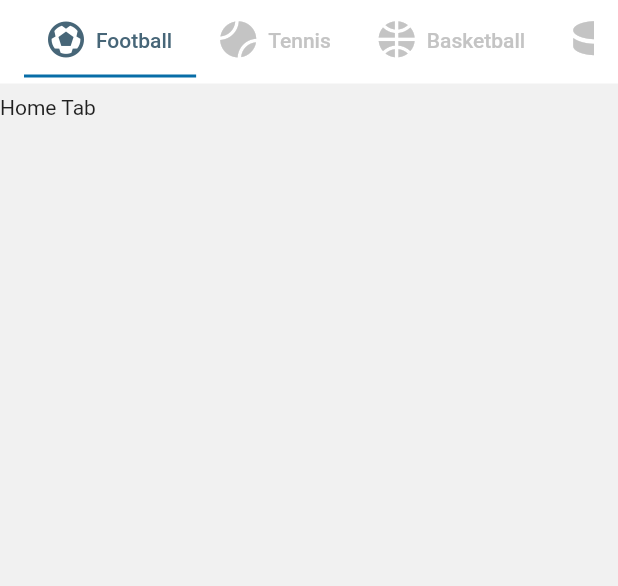
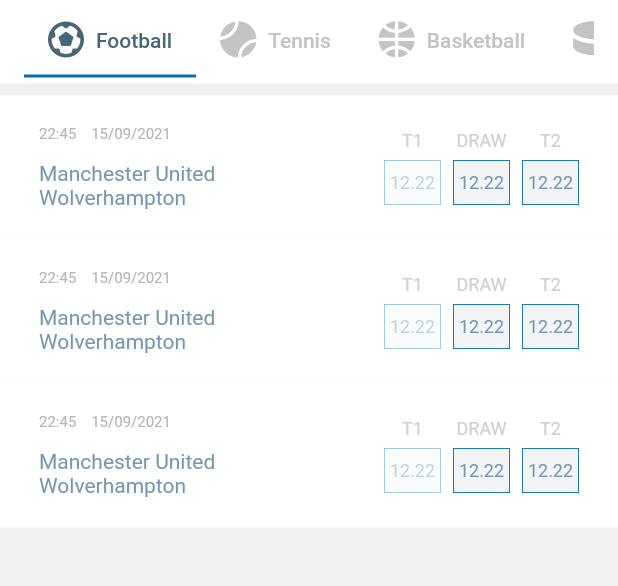
Before and after one commit to nebiyuelias1/Sporting-Winnings, a Flutter app: the screen it shows after launch, on a phone screen of 412 x 824 dp, the part 128-714 px from its top. Run offline on Flutter 3.47's test engine with Material 2 defaults, Android fonts, the light colour scheme and no system bars; generated files the repository leaves out were written again.

Commit message:
Add betting list item

```diff
--- a/lib/src/custom_theme.dart
+++ b/lib/src/custom_theme.dart
@@ -7,6 +7,12 @@
   static const Color unselectedLabelColor = Color(0xFFC4C4C4);
   static const Color bodyBackgroundColor = Color(0xFFF1F1F1);
   static const Color sportsTabBarLabelColor = Color(0xFF476678);
+  static const Color dateTimeColor = Color(0xFFB6B6B6);
+  static const Color teamsColor = Color(0xFF7598AC);
+  static const Color betOptionBackgroundColor = Color(0xFFF2F4F5);
+  static const Color betOptionBorderColor = Color(0xFF076DA7);
+  static const Color betOptionTextColor = Color(0xFF7598AC);
+  static const Color betOptionHeaderTextColor = Color(0xFFD0D0D0);
 }
 
 class CustomTheme {
--- /dev/null
+++ b/lib/src/home/betting_list_item.dart
@@ -0,0 +1,143 @@
+import 'package:flutter/material.dart';
+
+import '../custom_theme.dart';
+
+class BettingListItem extends StatelessWidget {
+  const BettingListItem({Key? key}) : super(key: key);
+
+  @override
+  Widget build(BuildContext context) {
+    return Container(
+      color: Colors.white,
+      child: Padding(
+        padding: const EdgeInsets.symmetric(horizontal: 26, vertical: 20),
+        child: Row(
+          mainAxisAlignment: MainAxisAlignment.spaceBetween,
+          children: const [
+            _ColumnLeft(),
+            _ColumnRight(),
+          ],
+        ),
+      ),
+    );
+  }
+}
+
+class _ColumnLeft extends StatelessWidget {
+  static const teamsStyle =
+      TextStyle(color: CustomColor.teamsColor, fontSize: 14);
+
+  const _ColumnLeft({Key? key}) : super(key: key);
+
+  @override
+  Widget build(BuildContext context) {
+    return Column(
+      crossAxisAlignment: CrossAxisAlignment.start,
+      mainAxisAlignment: MainAxisAlignment.spaceBetween,
+      mainAxisSize: MainAxisSize.max,
+      children: const [
+        Text(
+          '22:45    15/09/2021',
+          style: TextStyle(
+            color: CustomColor.dateTimeColor,
+            fontSize: 10,
+          ),
+        ),
+        SizedBox(
+          height: 12.0,
+        ),
+        Text(
+          'Manchester United',
+          style: teamsStyle,
+        ),
+        Text(
+          'Wolverhampton',
+          style: teamsStyle,
+        )
+      ],
+    );
+  }
+}
+
+class _ColumnRight extends StatelessWidget {
+  const _ColumnRight({Key? key}) : super(key: key);
+
+  @override
+  Widget build(BuildContext context) {
+    return Row(
+      crossAxisAlignment: CrossAxisAlignment.end,
+      children: const [
+        _BetOption(
+          header: 'T1',
+          selected: true,
+        ),
+        SizedBox(
+          width: 8.0,
+        ),
+        _BetOption(
+          header: 'DRAW',
+          selected: false,
+        ),
+        SizedBox(
+          width: 8.0,
+        ),
+        _BetOption(
+          header: 'T2',
+          selected: false,
+        ),
+      ],
+    );
+  }
+}
+
+class _BetOption extends StatelessWidget {
+  final String header;
+  final bool selected;
+
+  const _BetOption({Key? key, required this.header, required this.selected})
+      : super(key: key);
+
+  @override
+  Widget build(BuildContext context) {
+    return Column(
+      children: [
+        Text(
+          header,
+          style: const TextStyle(
+            fontSize: 12,
+            color: CustomColor.betOptionHeaderTextColor,
+          ),
+        ),
+        const SizedBox(
+          height: 6.0,
+        ),
+        Container(
+          width: 38,
+          height: 30,
+          decoration: BoxDecoration(
+            color: selected
+                ? CustomColor.betOptionBackgroundColor.withOpacity(0.4)
+                : CustomColor.betOptionBackgroundColor,
+            border: Border.all(
+              width: 0.6,
+              color: selected
+                  ? CustomColor.betOptionBorderColor.withOpacity(0.4)
+                  : CustomColor.betOptionBorderColor,
+            ),
+          ),
+          child: Center(
+            child: Text(
+              '12.22',
+              style: TextStyle(
+                color: selected
+                    ? CustomColor.betOptionTextColor.withOpacity(0.4)
+                    : CustomColor.betOptionTextColor,
+                fontSize: 12,
+              ),
+            ),
+          ),
+        )
+      ],
+    );
+  }
+}
--- a/lib/src/home/home_view.dart
+++ b/lib/src/home/home_view.dart
@@ -1,8 +1,8 @@
 import 'package:flutter/material.dart';
 import 'package:sporting_winnings/src/custom_theme.dart';
 import 'package:sporting_winnings/src/custom_icons.dart';
-import 'package:sporting_winnings/src/home_tab/home_tab.dart';
-import 'package:sporting_winnings/src/today_tab/today_tab.dart';
+import 'package:sporting_winnings/src/home/tabs/home_tab.dart';
+import 'package:sporting_winnings/src/home/tabs/today_tab.dart';
 
 class HomeView extends StatefulWidget {
   const HomeView({Key? key}) : super(key: key);
--- /dev/null
+++ b/lib/src/home/tabs/home_tab.dart
@@ -0,0 +1,34 @@
+import 'package:flutter/material.dart';
+import 'package:sporting_winnings/src/custom_theme.dart';
+import 'package:sporting_winnings/src/home/tabs/sports_tab_bar.dart';
+
+import '../betting_list_item.dart';
+
+class HomeTab extends StatelessWidget {
+  const HomeTab({Key? key}) : super(key: key);
+
+  @override
+  Widget build(BuildContext context) {
+    return DefaultTabController(
+      length: 4,
+      child: Scaffold(
+        backgroundColor: CustomColor.bodyBackgroundColor,
+        appBar: AppBar(
+          elevation: 0,
+          backgroundColor: Colors.white,
+          title: const SportsTabBar(),
+        ),
+        body:  Padding(
+          padding: const EdgeInsets.only(top: 8.0),
+          child: Column(
+            children: const [
+              BettingListItem(),
+              BettingListItem(),
+              BettingListItem(),
+            ],
+          ),
+        ),
+      ),
+    );
+  }
+}
--- a/lib/src/home_tab/home_tab.dart
+++ b/lib/src/home/tabs/today_tab.dart
@@ -1,9 +1,9 @@
 import 'package:flutter/material.dart';
 import 'package:sporting_winnings/src/custom_theme.dart';
-import 'package:sporting_winnings/src/sports_tab_bar.dart';
+import 'package:sporting_winnings/src/home/tabs/sports_tab_bar.dart';
 
-class HomeTab extends StatelessWidget {
-  const HomeTab({Key? key}) : super(key: key);
+class TodayTab extends StatelessWidget {
+  const TodayTab({Key? key}) : super(key: key);
 
   @override
   Widget build(BuildContext context) {
@@ -16,10 +16,7 @@
           backgroundColor: Colors.white,
           title: const SportsTabBar(),
         ),
-        body: const Padding(
-          padding: EdgeInsets.only(top: 8.0),
-          child: Text('Home Tab'),
-        ),
+        body: const Text('Home Tab'),
       ),
     );
   }
--- a/lib/src/today_tab/today_tab.dart
+++ /dev/null
@@ -1,23 +0,0 @@
-import 'package:flutter/material.dart';
-import 'package:sporting_winnings/src/custom_theme.dart';
-import 'package:sporting_winnings/src/sports_tab_bar.dart';
-
-class TodayTab extends StatelessWidget {
-  const TodayTab({Key? key}) : super(key: key);
-
-  @override
-  Widget build(BuildContext context) {
-    return DefaultTabController(
-      length: 4,
-      child: Scaffold(
-        backgroundColor: CustomColor.bodyBackgroundColor,
-        appBar: AppBar(
-          elevation: 0,
-          backgroundColor: Colors.white,
-          title: const SportsTabBar(),
-        ),
-        body: const Text('Home Tab'),
-      ),
-    );
-  }
-}
```
Also changed, not shown: lib/src/home/tabs/sports_tab_bar.dart (renamed from lib/src/sports_tab_bar.dart).
